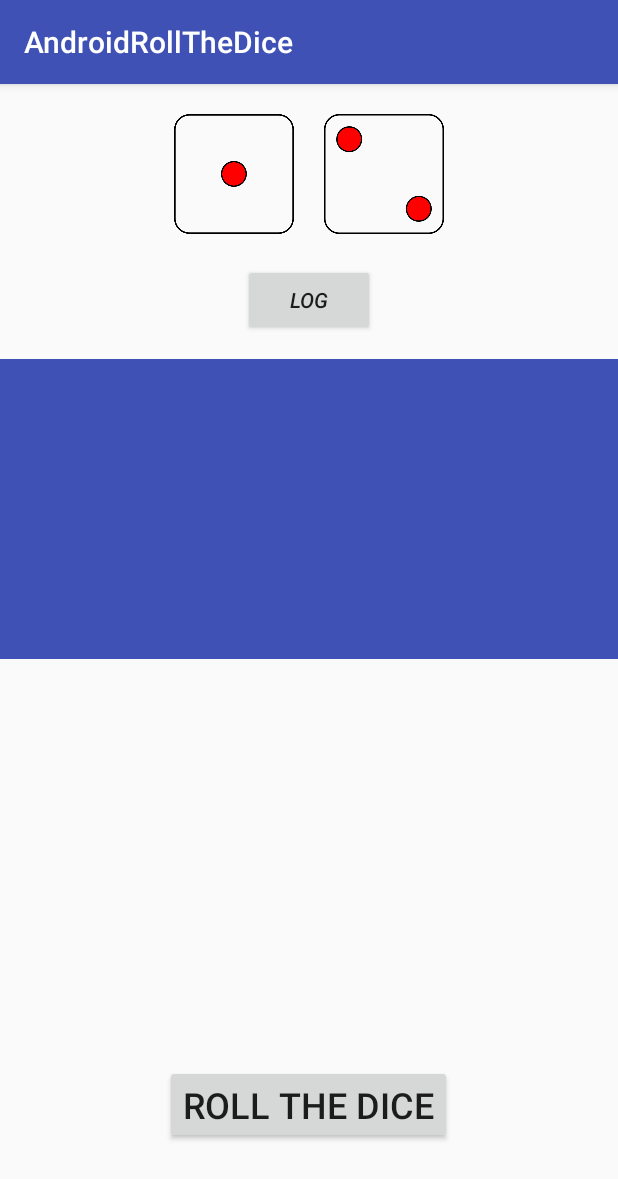
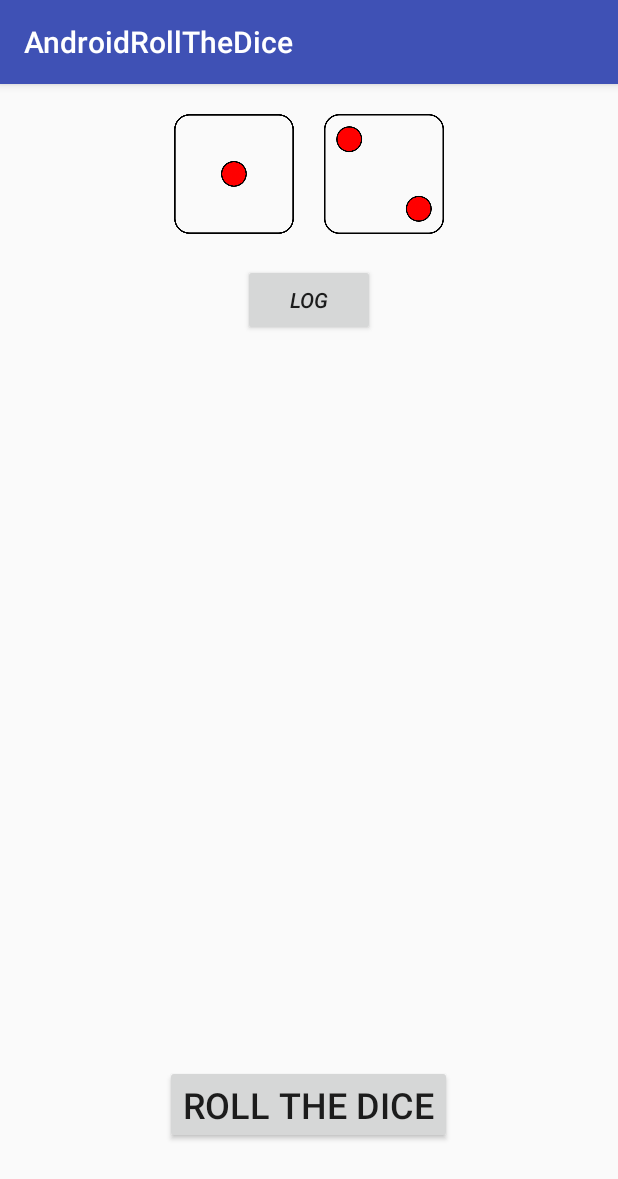
Before and after one commit to Sk0vgaard/AndroidRollTheDice, an Android app: the screen it shows after launch (MainActivity), on a phone screen of 412 x 824 dp. Shown: the top 1179 px of the screen. Run offline under Robolectric (Android 15) with nearby library versions, the phone set to English and light mode, and no system bars.

Commit message:
It works agian

```diff
--- a/app/src/main/java/com/example/skovgaard/androidrollthedice/MainActivity.java
+++ b/app/src/main/java/com/example/skovgaard/androidrollthedice/MainActivity.java
@@ -26,8 +26,6 @@ public class MainActivity extends AppCompatActivity {
 
     private Button rollDiceBtn, logBtn;
     private ImageView dice1, dice2;
-    private ListView mListView;
-    private Toolbar mToolbar;
 
     private static final Random RANDOM = new Random();
 
@@ -51,8 +49,6 @@ public class MainActivity extends AppCompatActivity {
         logBtn = findViewById(R.id.logBtn);
         dice1 = findViewById(R.id.dice1);
         dice2 = findViewById(R.id.dice2);
-        mToolbar = findViewById(R.id.toolbar);
-        mListView = findViewById(R.id.diceLog);
 
 
         //Sensor
@@ -74,6 +70,7 @@ public class MainActivity extends AppCompatActivity {
             @Override
             public void onClick(View view) {
 
+//                mListView.addView(dice1);
 
             }
         });
--- a/app/src/main/res/layout/activity_main.xml
+++ b/app/src/main/res/layout/activity_main.xml
@@ -53,23 +53,4 @@
         android:textSize="14sp"
         android:textStyle="italic" />
 
-    <android.support.v7.widget.Toolbar
-        android:id="@+id/toolbar"
-        android:layout_width="match_parent"
-        android:layout_height="200dp"
-        android:layout_alignParentStart="true"
-        android:layout_below="@+id/logBtn"
-        android:layout_marginTop="15dp"
-        android:background="?attr/colorPrimary"
-        android:minHeight="?attr/actionBarSize"
-        app:popupTheme="@style/ThemeOverlay.AppCompat.Light"
-        android:theme="@style/ThemeOverlay.AppCompat.Dark" />
-
-    <ListView
-        android:id="@+id/diceLog"
-        android:layout_width="match_parent"
-        android:layout_height="200dp"
-        android:layout_alignParentStart="true"
-        android:layout_alignTop="@+id/toolbar" />
-
 </RelativeLayout>
```
